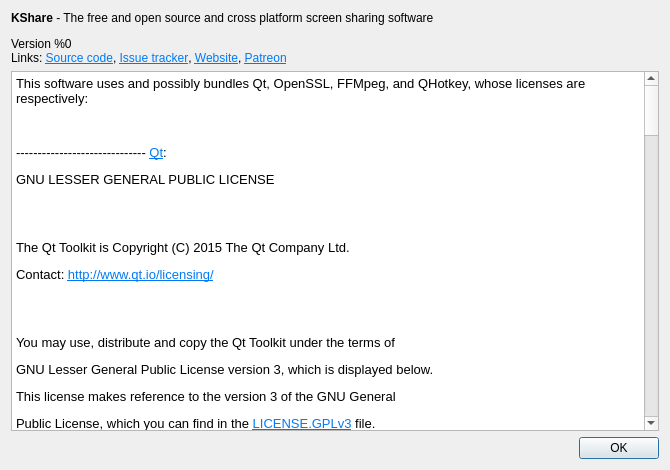
Before: the Qt Designer form src/aboutbox.ui in Gurkengewuerz/KShare, drawn with Qt 5.
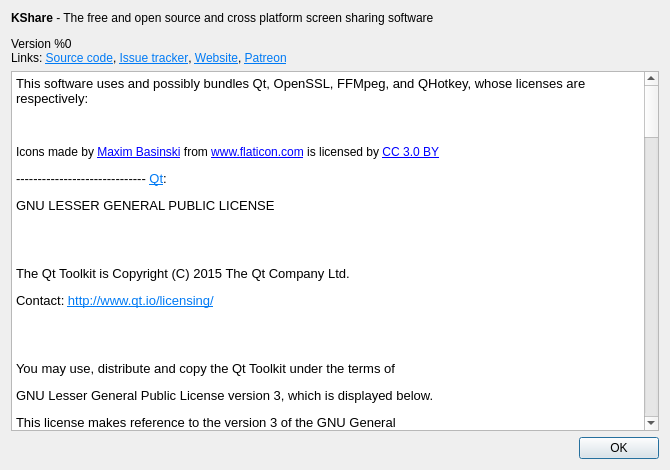
After: the same form once the commit is applied. Icons and pictures are not drawn.

Commit message: added status icon and status text to history

```diff
--- a/src/aboutbox.ui
+++ b/src/aboutbox.ui
@@ -33,6 +33,7 @@
 &lt;/style&gt;&lt;/head&gt;&lt;body style=&quot; font-family:'Noto Sans'; font-size:9pt; font-weight:400; font-style:normal;&quot;&gt;
 &lt;p style=&quot; margin-top:12px; margin-bottom:12px; margin-left:0px; margin-right:0px; -qt-block-indent:0; text-indent:0px;&quot;&gt;&lt;span style=&quot; font-size:10pt;&quot;&gt;This software uses and possibly bundles Qt, OpenSSL, FFMpeg, and QHotkey, whose licenses are respectively:&lt;/span&gt;&lt;/p&gt;
 &lt;p style=&quot;-qt-paragraph-type:empty; margin-top:12px; margin-bottom:12px; margin-left:0px; margin-right:0px; -qt-block-indent:0; text-indent:0px; font-size:10pt;&quot;&gt;&lt;br /&gt;&lt;/p&gt;
+&lt;p style=&quot; margin-top:0px; margin-bottom:0px; margin-left:0px; margin-right:0px; -qt-block-indent:0; text-indent:0px;&quot;&gt;Icons made by &lt;a href=&quot;https://www.flaticon.com/authors/maxim-basinski&quot;&gt;&lt;span style=&quot; text-decoration: underline; color:#0000ff;&quot;&gt;Maxim Basinski&lt;/span&gt;&lt;/a&gt; from &lt;a href=&quot;https://www.flaticon.com/&quot;&gt;&lt;span style=&quot; text-decoration: underline; color:#0000ff;&quot;&gt;www.flaticon.com&lt;/span&gt;&lt;/a&gt; is licensed by &lt;a href=&quot;http://creativecommons.org/licenses/by/3.0/&quot;&gt;&lt;span style=&quot; text-decoration: underline; color:#0000ff;&quot;&gt;CC 3.0 BY&lt;/span&gt;&lt;/a&gt;&lt;/p&gt;
 &lt;p style=&quot; margin-top:12px; margin-bottom:12px; margin-left:0px; margin-right:0px; -qt-block-indent:0; text-indent:0px;&quot;&gt;&lt;span style=&quot; font-family:'Noto Mono'; font-size:10pt;&quot;&gt;------------------------------ &lt;/span&gt;&lt;a href=&quot;http://code.qt.io/cgit/qt/qt5.git/tree/LICENSE.LGPLv3&quot;&gt;&lt;span style=&quot; font-family:'Noto Mono'; font-size:10pt; text-decoration: underline; color:#007af4;&quot;&gt;Qt&lt;/span&gt;&lt;/a&gt;&lt;span style=&quot; font-family:'Noto Mono'; font-size:10pt;&quot;&gt;:&lt;/span&gt;&lt;/p&gt;
 &lt;p style=&quot; margin-top:12px; margin-bottom:12px; margin-left:0px; margin-right:0px; -qt-block-indent:0; text-indent:0px;&quot;&gt;&lt;span style=&quot; font-family:'Noto Mono'; font-size:10pt;&quot;&gt;GNU LESSER GENERAL PUBLIC LICENSE&lt;/span&gt;&lt;/p&gt;
 &lt;p style=&quot; margin-top:12px; margin-bottom:12px; margin-left:0px; margin-right:0px; -qt-block-indent:0; text-indent:0px;&quot;&gt;&lt;span style=&quot; font-size:10pt;&quot;&gt;&lt;br /&gt;&lt;/span&gt;&lt;/p&gt;
```
The commit also changes 8 other files.
